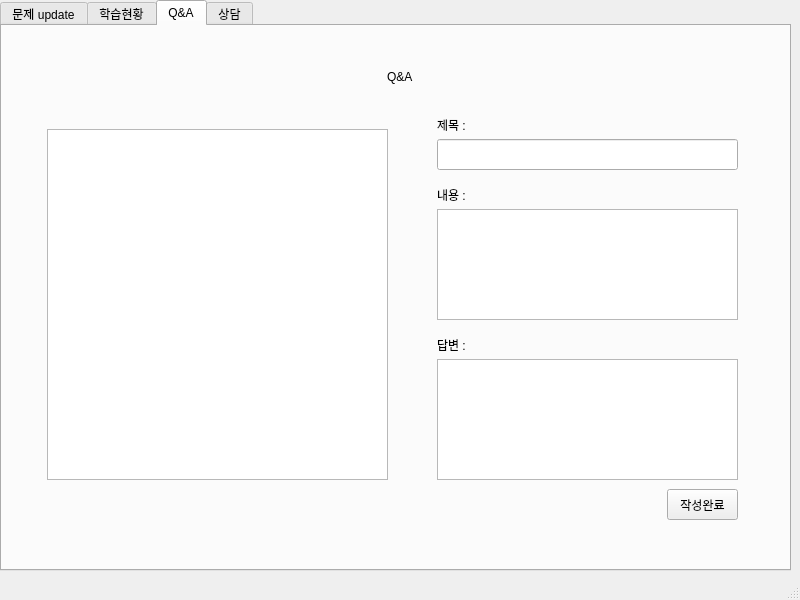
The window that teacher.ui (dustn011/EducationApplication) describes before a commit, drawn with Qt 5.
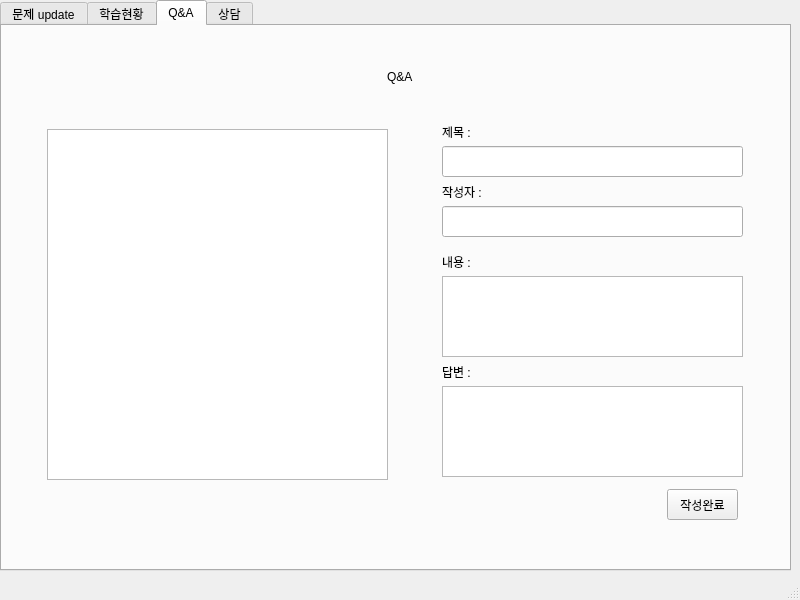
The same window after the commit. The open tabs and pages were chosen to show the change.

```diff
--- a/teacher.ui
+++ b/teacher.ui
@@ -319,8 +319,8 @@
        <widget class="QLabel" name="label_4">
         <property name="geometry">
          <rect>
-          <x>435</x>
-          <y>163</y>
+          <x>440</x>
+          <y>230</y>
           <width>56</width>
           <height>12</height>
          </rect>
@@ -332,10 +332,10 @@
        <widget class="QTextEdit" name="QA_answer">
         <property name="geometry">
          <rect>
-          <x>435</x>
-          <y>333</y>
+          <x>440</x>
+          <y>360</y>
           <width>301</width>
-          <height>121</height>
+          <height>91</height>
          </rect>
         </property>
        </widget>
@@ -355,8 +355,8 @@
        <widget class="QLabel" name="label_3">
         <property name="geometry">
          <rect>
-          <x>435</x>
-          <y>93</y>
+          <x>440</x>
+          <y>100</y>
           <width>56</width>
           <height>12</height>
          </rect>
@@ -368,8 +368,8 @@
        <widget class="QLabel" name="label_2">
         <property name="geometry">
          <rect>
-          <x>435</x>
-          <y>313</y>
+          <x>440</x>
+          <y>340</y>
           <width>56</width>
           <height>12</height>
          </rect>
@@ -381,8 +381,8 @@
        <widget class="QLineEdit" name="QA_title">
         <property name="geometry">
          <rect>
-          <x>435</x>
-          <y>113</y>
+          <x>440</x>
+          <y>120</y>
           <width>301</width>
           <height>31</height>
          </rect>
@@ -391,10 +391,33 @@
        <widget class="QTextEdit" name="QA_1">
         <property name="geometry">
          <rect>
-          <x>435</x>
-          <y>183</y>
+          <x>440</x>
+          <y>250</y>
           <width>301</width>
-          <height>111</height>
+          <height>81</height>
+         </rect>
+        </property>
+       </widget>
+       <widget class="QLabel" name="label_12">
+        <property name="geometry">
+         <rect>
+          <x>440</x>
+          <y>160</y>
+          <width>56</width>
+          <height>12</height>
+         </rect>
+        </property>
+        <property name="text">
+         <string>작성자 :</string>
+        </property>
+       </widget>
+       <widget class="QLineEdit" name="QA_man">
+        <property name="geometry">
+         <rect>
+          <x>440</x>
+          <y>180</y>
+          <width>301</width>
+          <height>31</height>
          </rect>
         </property>
        </widget>
```
Left out of the diff: 2 changed lines with no effect on the pictures.
